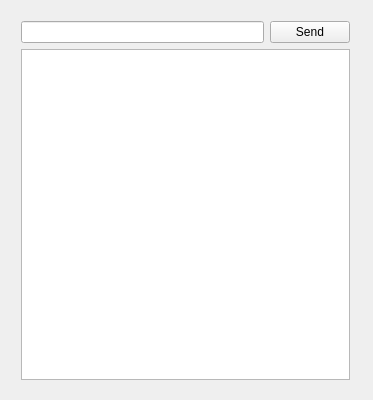
free0u/network-chat, file Debugger_for_chat/debugger_for_chat.ui: the form before one commit.
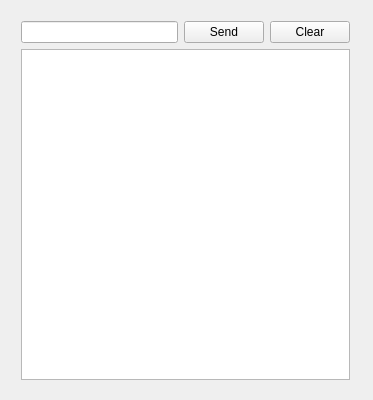
The form after the commit.

What changed in the file:
```diff
--- a/Debugger_for_chat/debugger_for_chat.ui
+++ b/Debugger_for_chat/debugger_for_chat.ui
@@ -14,7 +14,7 @@
    <string>Debugger_for_chat</string>
   </property>
   <widget class="QWidget" name="centralWidget">
-   <widget class="QWidget" name="">
+   <widget class="QWidget" name="layoutWidget">
     <property name="geometry">
      <rect>
       <x>10</x>
@@ -36,6 +36,13 @@
          </property>
         </widget>
        </item>
+       <item>
+        <widget class="QPushButton" name="pushButtonClear">
+         <property name="text">
+          <string>Clear</string>
+         </property>
+        </widget>
+       </item>
       </layout>
      </item>
      <item>
```
